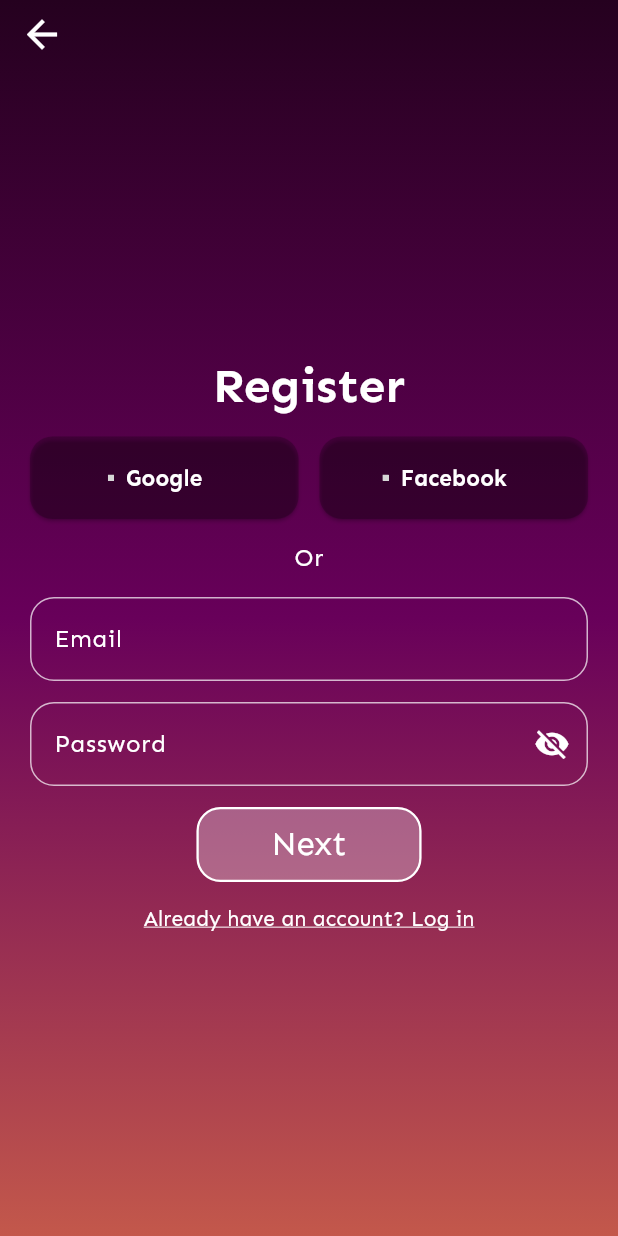
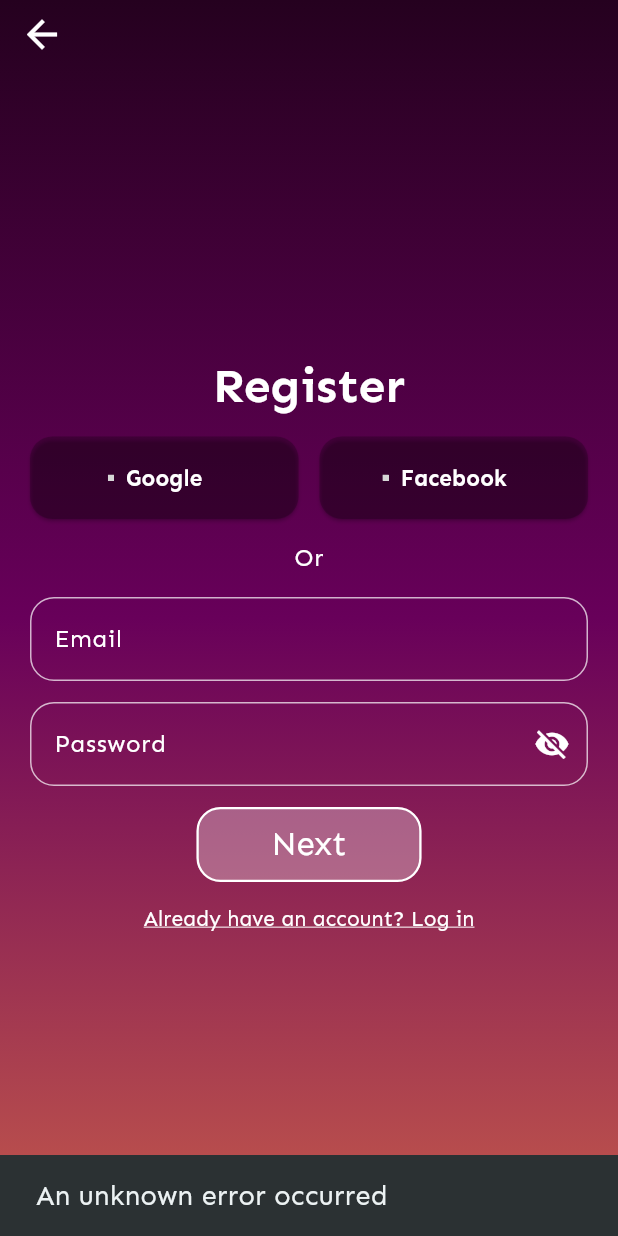
Before and after one commit to izabelakalenik/ZPI-project, a Flutter app: the RegisterScreen screen opened directly, after a tap on "Facebook", on a phone screen of 412 x 824 dp. Run offline on Flutter 3.47's test engine with Material 3 defaults, Android fonts, the phone set to English and light mode, and no system bars; drawn by our look-alikes of social_login_buttons; our stand-ins replace cloud_firestore, equatable, firebase_auth, firebase_core, firebase_storage, flutter_bloc and 5 more; missing offline and left inert: feedback, flutter_email_sender, flutter_facebook_auth, mobile_scanner, screen_brightness, shake_detector; accounts and stored records are empty; generated files the repository leaves out were written again; grey boxes are pictures that could not be loaded.

Commit message:
Implemented registration and login via facebook

```diff
--- a/lib/database_configuration/authentication_service.dart
+++ b/lib/database_configuration/authentication_service.dart
@@ -7,6 +7,7 @@ import '../models/user.dart';
 
 class AuthenticationService {
   final FirebaseAuth _firebaseAuth = FirebaseAuth.instance;
+  final firestoreService = FirestoreService();
 
   Future<UserCredential> signInWithEmailAndPassword({
     required String email,
@@ -49,7 +50,6 @@ class AuthenticationService {
   }
 
   Future<UserCredential?> signInWithFacebook() async {
-    try {
       final LoginResult loginResult = await FacebookAuth.instance.login();
 
       if (loginResult.status == LoginStatus.cancelled) {
@@ -59,54 +59,44 @@ class AuthenticationService {
       }
 
       final OAuthCredential facebookAuthCredential = FacebookAuthProvider.credential(loginResult.accessToken!.tokenString);
+      final email = await getEmailFromFacebook();
 
-      final userData = await FacebookAuth.instance.getUserData();
-      final String email = userData['email'] ?? 'No email';
+      if (await firestoreService.isEmailUnique(email)) {
+        signOutUser();
+        throw FirebaseAuthException(
+            code: 'account-does-not-exist',
+            message: 'An account with this email does not exist. Please register.');
+      } else {
+        debugPrint("Logged user: $email");
+        final UserCredential userCredential = await _firebaseAuth.signInWithCredential(facebookAuthCredential);
+        return userCredential;
+      }
+    }
 
-      debugPrint("Logged user: $email");
-      final UserCredential userCredential = await _firebaseAuth.signInWithCredential(facebookAuthCredential);
-      return userCredential;
-    } catch (error) {
-      debugPrint("Error signing in with Facebook: $error");
-      return null;
-    }
-  }
 
   Future<UserCredential?> registerWithFacebook() async {
-    final firestoreService = FirestoreService();
-    try {
       final LoginResult loginResult = await FacebookAuth.instance.login();
-      if (loginResult.status != LoginStatus.success) {
+
+      if (loginResult.status == LoginStatus.cancelled) {
+        return null;
+      } else if (loginResult.status == LoginStatus.failed) {
         return null;
       }
 
-      final OAuthCredential facebookAuthCredential =
-      FacebookAuthProvider.credential(loginResult.accessToken!.tokenString);
-      final userData = await FacebookAuth.instance.getUserData();
-      final String? email = userData['email'];
-
-      if (email == null) {
-        throw FirebaseAuthException(
-            code: 'no-email', message: 'Email is not provided by Facebook.');
-      }
+      final OAuthCredential facebookAuthCredential = FacebookAuthProvider.credential(loginResult.accessToken!.tokenString);
+      final email = await getEmailFromFacebook();
 
       if (! await firestoreService.isEmailUnique(email)) {
+        signOutUser();
         throw FirebaseAuthException(
             code: 'email-already-in-use',
             message: 'An account with this email already exists.');
+      } else {
+        debugPrint("Logged user: $email");
+        final UserCredential userCredential = await _firebaseAuth.signInWithCredential(facebookAuthCredential);
+        return userCredential;
       }
-
-      final UserCredential userCredential =
-      await _firebaseAuth.signInWithCredential(facebookAuthCredential);
-
-      debugPrint("User registered successfully with Facebook: $email");
-      return userCredential;
-    } catch (error) {
-      debugPrint("Error registering with Facebook: $error");
-      return null;
     }
-  }
-
 
   Future<String> getEmailFromFacebook() async {
     final userData = await FacebookAuth.instance.getUserData();
--- a/lib/screens/login_screen/login_bloc.dart
+++ b/lib/screens/login_screen/login_bloc.dart
@@ -50,12 +50,18 @@ class LoginBloc extends Bloc<LoginEvent, LoginState> {
       Emitter<LoginState> emit,
       ) async {
     emit(LoginLoading());
+    final localizations = event.localizations;
+
     try {
       final userCredential = await _authService.signInWithFacebook();
       if (userCredential != null) {
         emit(LoginSuccess());
       } else {
-        emit(LoginFailure(error: "Login failed")); // Możesz dostosować komunikat o błędzie
+        emit(LoginFailure(error: localizations.unknown_error));
+      }
+    } on FirebaseAuthException catch (e) {
+      if (e.code == 'account-does-not-exist') {
+        emit(LoginFailure(error: e.message!));
       }
     } catch (error) {
       emit(LoginFailure(error: error.toString()));
--- a/lib/screens/login_screen/login_event.dart
+++ b/lib/screens/login_screen/login_event.dart
@@ -12,7 +12,7 @@ class LoginButtonPressed extends LoginEvent {
   final String password;
   final AppLocalizations localizations;
 
-  const LoginButtonPressed({required this.email, required this.password, required this.localizations,});
+  const LoginButtonPressed({required this.email, required this.password, required this.localizations});
 
   @override
   List<Object> get props => [email, password, localizations];
@@ -23,6 +23,10 @@ class LoginButtonPressed extends LoginEvent {
 }
 
 class LoginWithFacebookPressed extends LoginEvent {
+  final AppLocalizations localizations;
+
+  const LoginWithFacebookPressed({required this.localizations});
+
   @override
-  List<Object> get props => [];
+  List<Object> get props => [localizations];
 }
--- a/lib/screens/login_screen/login_screen.dart
+++ b/lib/screens/login_screen/login_screen.dart
@@ -8,7 +8,6 @@ import 'package:zpi_project/screens/home_screen.dart';
 import 'package:zpi_project/screens/register_screen/welcome_screen.dart';
 import 'package:zpi_project/styles/layouts.dart';
 
-import '../../database_configuration/authentication_service.dart';
 import '../register_screen/register_bloc.dart';
 import '../register_screen/register_screen.dart';
 import 'login_bloc.dart';
@@ -125,11 +124,7 @@ class _LoginScreenState extends State<LoginScreen> {
                             text: localizations.facebook,
                             buttonType: SocialLoginButtonType.facebook,
                             onPressed: () async {
-                              final authService = AuthenticationService();
-                              final userCredential = await authService.signInWithFacebook();
-                              if (userCredential != null){
-                                loginBloc.add(LoginWithFacebookPressed());
-                              }
+                              loginBloc.add(LoginWithFacebookPressed(localizations: localizations));
                             },
                           ),
                         ),
--- a/lib/screens/register_screen/register_bloc.dart
+++ b/lib/screens/register_screen/register_bloc.dart
@@ -80,9 +80,23 @@ class RegisterBloc extends Bloc<RegisterEvent, RegisterState> {
       }
     });
 
+    on<RegisterWithFacebookPressed>((event, emit) async {
+      try {
+        final authService = AuthenticationService();
+        final userCredential = await authService.registerWithFacebook();
 
-    on<RegisterWithFacebookPressed>((event, emit) async {
-      emit(RegisterProceed(state.user));
+        if (userCredential != null) {
+          emit(RegisterProceed(state.user));
+        }
+      } on FirebaseAuthException catch (authError) {
+        if (authError.code == 'email-already-in-use') {
+          emit(RegisterFailure(
+              error: event.localizations.email_taken, user: state.user));
+        }
+      } catch (error) {
+        emit(RegisterFailure(
+            error: event.localizations.unknown_error, user: state.user));
+      }
     });
   }
 }
--- a/lib/screens/register_screen/register_screen.dart
+++ b/lib/screens/register_screen/register_screen.dart
@@ -2,7 +2,6 @@ import 'package:flutter/material.dart';
 import 'package:flutter_bloc/flutter_bloc.dart';
 import 'package:flutter_gen/gen_l10n/app_localizations.dart';
 import 'package:social_login_buttons/social_login_buttons.dart';
-import 'package:zpi_project/database_configuration/authentication_service.dart';
 import 'package:zpi_project/screens/register_screen/second_register_screen.dart';
 import 'package:zpi_project/styles/layouts.dart';
 
@@ -10,8 +9,6 @@ import '../login_screen/login_bloc.dart';
 import '../login_screen/login_screen.dart';
 import 'register_bloc.dart';
 
-import 'package:firebase_auth/firebase_auth.dart';
-import 'package:flutter_facebook_auth/flutter_facebook_auth.dart';
 
 class RegisterScreen extends StatefulWidget {
   const RegisterScreen({super.key});
@@ -57,7 +54,6 @@ class _RegisterScreenState extends State<RegisterScreen> {
   }
 
 
-
   @override
   Widget build(BuildContext context) {
     final registerBloc = BlocProvider.of<RegisterBloc>(context);
@@ -81,8 +77,27 @@ class _RegisterScreenState extends State<RegisterScreen> {
                   ),
                 );
             } else if (state is RegisterProceed) {
-              _navigateToSecondRegisterScreen(registerBloc);
-            }
+              _navigateToSecondRegisterScreen(registerBloc);}
+            // } else if (state is FacebookRegisterFailure) {
+            //   showDialog(
+            //     context: context,
+            //     builder: (BuildContext context) {
+            //       return AlertDialog(
+            //         backgroundColor: Colors.black.withOpacity(0.8),
+            //         title: Text("Already registered"),
+            //         content: Text("You have been already registered through Facebook. Please log in now."),
+            //         actions: [
+            //           TextButton(
+            //             onPressed: () {
+            //               Navigator.of(context).pop();
+            //             },
+            //             child: Text("OK"),
+            //           ),
+            //         ],
+            //       );
+            //     },
+            //   );
+            // }
           },
           child: BlocBuilder<RegisterBloc, RegisterState>(
             builder: (context, state) {
@@ -113,19 +128,7 @@ class _RegisterScreenState extends State<RegisterScreen> {
                             text: localizations.facebook,
                             buttonType: SocialLoginButtonType.facebook,
                             onPressed: () async {
-                              // this logic should be moved to bloc
-                              try {
-                              final authService = AuthenticationService();
-                              final userCredential = await authService.registerWithFacebook();
-
-                              if (userCredential != null) {
-                                registerBloc.add(RegisterWithFacebookPressed(localizations: localizations));
-                              }
-                            } catch (error) {
-                              // Obsłuż błąd, np. wyświetl komunikat o błędzie
-                              debugPrint("Error during Facebook registration: $error");
                               registerBloc.add(RegisterWithFacebookPressed(localizations: localizations));
-                            }
                             },
                           ),
                         ),
--- a/lib/screens/register_screen/register_state.dart
+++ b/lib/screens/register_screen/register_state.dart
@@ -51,6 +51,15 @@ class RegisterFailure extends RegisterState {
   List<Object?> get props => super.props + [error];
 }
 
+class FacebookRegisterFailure extends RegisterState {
+  final String error;
+
+  const FacebookRegisterFailure({required this.error, required super.user});
+
+  @override
+  List<Object?> get props => super.props + [error];
+}
+
 class RegisterUsernameTaken extends RegisterState {
   final String error;
 
```
